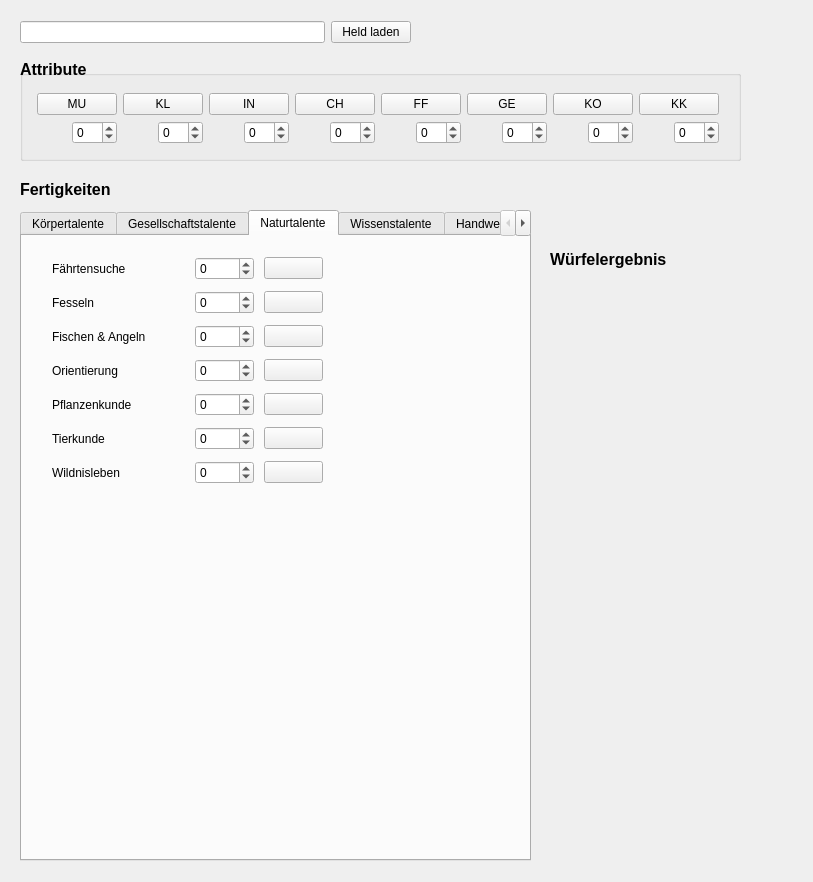
Before: the Qt Designer form src/MainWindow.ui in MirUlr/dsa_calculator, drawn with Qt 5.
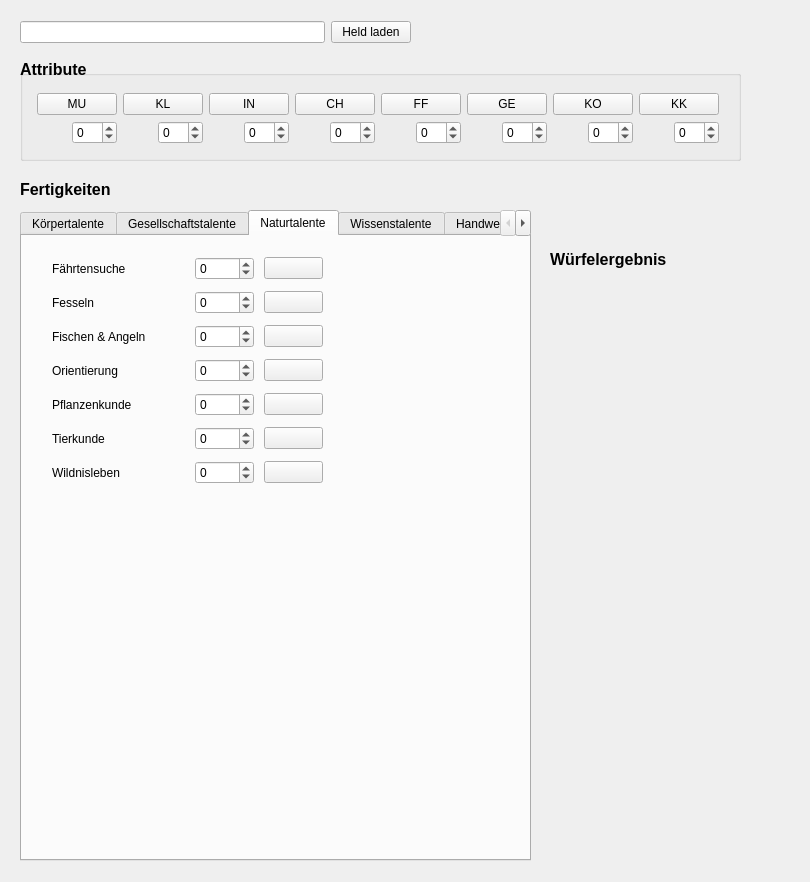
After: the same form once the commit is applied. The open tabs and pages were chosen to show the change. Icons and pictures are not drawn.

Commit message: Naturtalente Logik

Diff of the .ui file:
```diff
--- a/src/MainWindow.ui
+++ b/src/MainWindow.ui
@@ -6,7 +6,7 @@
    <rect>
     <x>0</x>
     <y>0</y>
-    <width>813</width>
+    <width>810</width>
     <height>882</height>
    </rect>
   </property>
```
Left out of the diff: 2 changed lines with no effect on the pictures. The commit also changes 1 other file.
